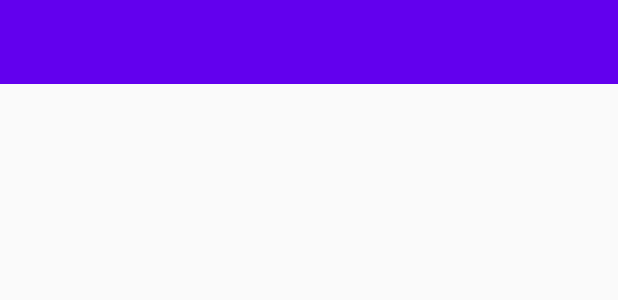
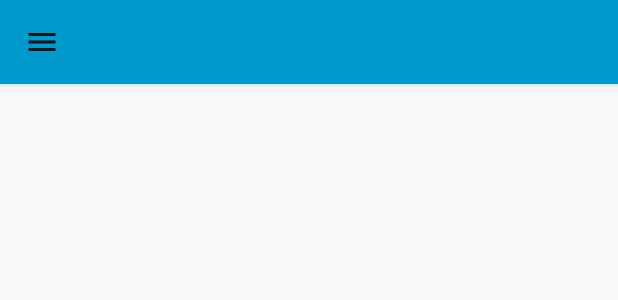
Before and after one commit to EladBG-code/SchoolProject, an Android app: the layout activity_homepage.xml on its own in the app's theme, with its tools: preview values and no code run, on a phone screen of 412 x 824 dp. Shown: the top 300 px of the screen. Run offline under Robolectric (Android 15) with nearby library versions, the phone set to English and light mode, and no system bars.

Commit message:
commit 13:17 4/11/20

```diff
--- a/app/src/main/java/com/theproject/schoolproject/Homepage.java
+++ b/app/src/main/java/com/theproject/schoolproject/Homepage.java
@@ -1,11 +1,13 @@
 package com.theproject.schoolproject;
 
+import androidx.appcompat.app.ActionBarDrawerToggle;
 import androidx.appcompat.app.AppCompatActivity;
 import androidx.drawerlayout.widget.DrawerLayout;
 
 import android.os.Bundle;
 import android.widget.Toolbar;
 
+import com.google.android.material.appbar.MaterialToolbar;
 import com.google.android.material.navigation.NavigationView;
 
 public class Homepage extends AppCompatActivity{
@@ -13,7 +15,7 @@ public class Homepage extends AppCompatActivity{
 
     DrawerLayout drawerLayout;
     NavigationView navigationView;
-    Toolbar toolbar;
+    MaterialToolbar toolbar;
     @Override
     protected void onCreate(Bundle savedInstanceState) {
         super.onCreate(savedInstanceState);
@@ -23,7 +25,8 @@ public class Homepage extends AppCompatActivity{
         navigationView = findViewById(R.id.nav_view);
         toolbar = findViewById(R.id.toolbarHome);
 
-
+        setSupportActionBar(toolbar);
+        //ActionBarDrawerToggle toggle = new ActionBarDrawerToggle(this, drawerLayout, toolbar);
 
 
     }
--- a/app/src/main/res/layout/activity_homepage.xml
+++ b/app/src/main/res/layout/activity_homepage.xml
@@ -1,5 +1,5 @@
 <?xml version="1.0" encoding="utf-8"?>
-<androidx.constraintlayout.widget.ConstraintLayout xmlns:android="http://schemas.android.com/apk/res/android"
+<androidx.coordinatorlayout.widget.CoordinatorLayout xmlns:android="http://schemas.android.com/apk/res/android"
     xmlns:app="http://schemas.android.com/apk/res-auto"
     xmlns:tools="http://schemas.android.com/tools"
     android:layout_width="match_parent"
@@ -8,22 +8,53 @@
     tools:context=".Homepage"
     tools:openDrawer="start">
 
-    <LinearLayout
+    <!--<LinearLayout
         android:layout_width="match_parent"
-        android:layout_height="match_parent">
+        android:layout_height="match_parent"
+        android:orientation="horizontal">
 
-        <Toolbar
+        </LinearLayout>
+        -->
+
+        <com.google.android.material.appbar.AppBarLayout
+            android:layout_width="match_parent"
+            android:layout_height="wrap_content"
+            >
+
+            <com.google.android.material.appbar.MaterialToolbar
+                android:id="@+id/toolbarHome"
+                android:layout_width="match_parent"
+                android:layout_height="wrap_content"
+                android:background="@android:color/holo_blue_dark"
+                android:minHeight="?attr/actionBarSize"
+                android:theme="?attr/actionBarTheme"
+                app:navigationIcon="@drawable/navigation_icon"
+                />
+
+
+        </com.google.android.material.appbar.AppBarLayout>
+
+        <!--<Toolbar
             android:id="@+id/toolbarHome"
             android:layout_width="match_parent"
             android:layout_height="wrap_content"
             android:background="?attr/colorPrimary"
             android:minHeight="?attr/actionBarSize"
-            android:theme="?attr/actionBarTheme" />
-    </LinearLayout>
+            android:theme="?attr/actionBarTheme"
 
-    <androidx.drawerlayout.widget.DrawerLayout xmlns:android="http://schemas.android.com/apk/res/android"
-        xmlns:app="http://schemas.android.com/apk/res-auto"
-        xmlns:tools="http://schemas.android.com/tools"
+
+
+            />
+
+        <androidx.appcompat.widget.Toolbar
+            android:id="@+id/toolbarHome"
+            android:layout_width="match_parent"
+            android:layout_height="wrap_content"
+            android:background="?attr/colorPrimary"
+            android:minHeight="?attr/actionBarSize"
+            android:theme="?attr/actionBarTheme" /> -->
+
+    <androidx.drawerlayout.widget.DrawerLayout
         android:id="@+id/drawer_layout"
         android:layout_width="match_parent"
         android:layout_height="match_parent"
@@ -38,7 +69,10 @@
             android:layout_height="match_parent"
             android:layout_gravity="start"
             app:headerLayout="@layout/header"
-            app:menu="@menu/main_menu" />
+            app:menu="@menu/main_menu" >
+
+
+        </com.google.android.material.navigation.NavigationView>
 
 
         <ScrollView
@@ -49,4 +83,4 @@
             />
 
     </androidx.drawerlayout.widget.DrawerLayout>
-</androidx.constraintlayout.widget.ConstraintLayout>
+</androidx.coordinatorlayout.widget.CoordinatorLayout>
--- a/app/src/main/res/values/strings.xml
+++ b/app/src/main/res/values/strings.xml
@@ -1,3 +1,5 @@
 <resources>
-    <string name="app_name">SchoolProject</string>
+    <string name="app_name">HS+</string>
+    <string name="navigation_drawer_open">Open navigation drawer</string>
+    <string name="navigation_drawer_close">Close navigation drawer</string>
 </resources>
--- a/app/src/main/res/values/styles.xml
+++ b/app/src/main/res/values/styles.xml
@@ -7,4 +7,8 @@
         <item name="colorAccent">@color/colorAccent</item>
     </style>
 
+    <style name="HeaderBar">
+        <item name="android:background">#303F9F</item>
+    </style>
+
 </resources>
```
